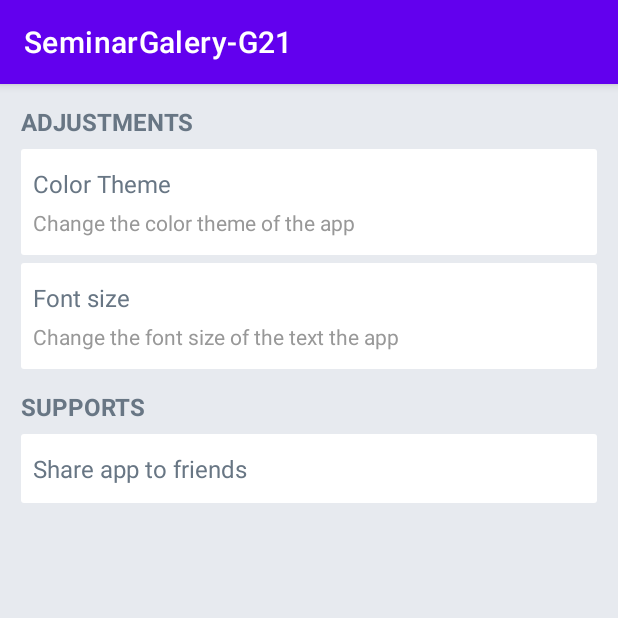
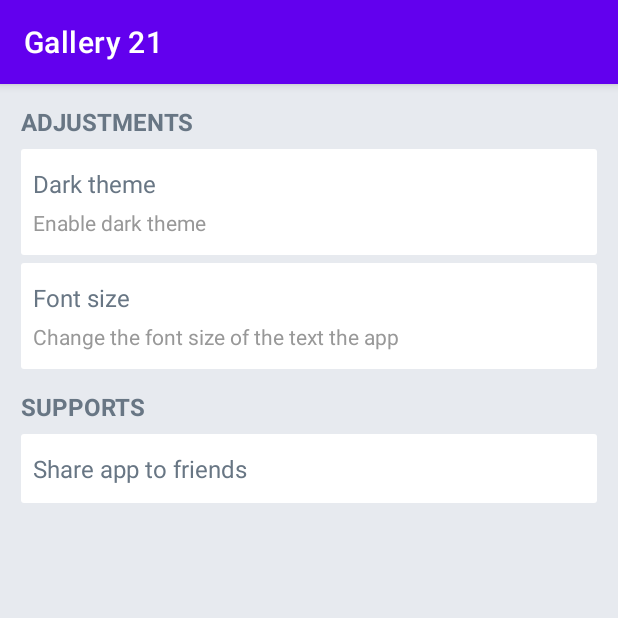
Before and after one commit to dungnguyenq1w2/SeminarMobileApp-G21, an Android app: the SettingsActivity screen opened directly, with no data from a screen before it, on a phone screen of 412 x 824 dp, the top half of it. Run offline under Robolectric (Android 15) with nearby library versions, the phone set to English and light mode, and no system bars.

Commit message:
Add SharedPreferences helper and switch theme app feature

```diff
--- a/app/src/main/AndroidManifest.xml
+++ b/app/src/main/AndroidManifest.xml
@@ -11,7 +11,8 @@
         android:theme="@style/Theme.SeminarGaleryG21">
         <activity
             android:name=".SettingsActivity"
-            android:exported="true" />
+            android:exported="true"
+            android:noHistory="true" />
         <activity
             android:name=".MainActivity"
             android:exported="true">
--- a/app/src/main/java/com/example/seminargalery_g21/SettingsActivity.java
+++ b/app/src/main/java/com/example/seminargalery_g21/SettingsActivity.java
@@ -1,27 +1,64 @@
 package com.example.seminargalery_g21;
 
+import android.content.Context;
 import android.content.Intent;
 import android.os.Bundle;
 import android.view.View;
 import android.widget.LinearLayout;
+import android.widget.TextView;
 
 import androidx.appcompat.app.AppCompatActivity;
+import androidx.appcompat.app.AppCompatDelegate;
+
+import com.example.seminargalery_g21.helper.StateManager;
 
 public class SettingsActivity extends AppCompatActivity {
 
-    private LinearLayout llTheme;
+    private LinearLayout llDarkTheme;
+    private TextView tvDarkTheme;
     private LinearLayout llFontSize;
     private LinearLayout llShare;
+
+    private Context context;
 
     @Override
     protected void onCreate(Bundle savedInstanceState) {
         super.onCreate(savedInstanceState);
         setContentView(R.layout.activity_settings);
 
-        llTheme = (LinearLayout) findViewById(R.id.ll_theme);
+        llDarkTheme = (LinearLayout) findViewById(R.id.ll_dark_theme);
+        tvDarkTheme = (TextView) findViewById(R.id.tv_dark_theme);
         llFontSize = (LinearLayout) findViewById(R.id.ll_font_size);
         llShare = (LinearLayout) findViewById(R.id.ll_share);
 
+        // context dùng để truy xuất, chỉnh sửa SharedPreferences
+        context = SettingsActivity.this;
+
+        // lấy trạng thái theme hiện tại
+        int themeMode = StateManager.getThemeMode(context);
+        if (themeMode == AppCompatDelegate.MODE_NIGHT_NO)
+            tvDarkTheme.setText(R.string.enable_dark_theme);    // nếu đang light theme thì hiện 'Enable dark theme'
+        else
+            tvDarkTheme.setText(R.string.disable_dark_theme);   // nếu đang dark theme thì hiện 'Disable dark theme'
+
+        // sự kiện click vào llDarkTheme để toggle giữa hai trạng thái
+        llDarkTheme.setOnClickListener(new View.OnClickListener() {
+            @Override
+            public void onClick(View view) {
+                if (themeMode == AppCompatDelegate.MODE_NIGHT_NO) {
+                    AppCompatDelegate.setDefaultNightMode(AppCompatDelegate.MODE_NIGHT_YES);
+                    StateManager.setThemeMode(context, AppCompatDelegate.MODE_NIGHT_YES);   // cập nhật trạng thái sang dark
+                    tvDarkTheme.setText(R.string.disable_dark_theme);
+                }
+                else {
+                    AppCompatDelegate.setDefaultNightMode(AppCompatDelegate.MODE_NIGHT_NO);
+                    StateManager.setThemeMode(context, AppCompatDelegate.MODE_NIGHT_NO);    // cập nhật trạng thái sang light
+                    tvDarkTheme.setText(R.string.enable_dark_theme);
+                }
+            }
+        });
+
+        // sự kiện click vào llShare để tiến hành chia sẻ URL của ứng dụng
         llShare.setOnClickListener(new View.OnClickListener() {
             @Override
             public void onClick(View view) {
--- /dev/null
+++ b/app/src/main/java/com/example/seminargalery_g21/helper/StateManager.java
@@ -0,0 +1,25 @@
+package com.example.seminargalery_g21.helper;
+
+import android.content.Context;
+import android.content.SharedPreferences;
+
+public class StateManager {
+
+    private static final String APP_SETTINGS = "com.group21.gallery";
+
+    private StateManager() {}
+
+    private static SharedPreferences getSharedPreferences(Context context) {
+        return context.getSharedPreferences(APP_SETTINGS, Context.MODE_PRIVATE);
+    }
+
+    public static int getThemeMode(Context context) {
+        return getSharedPreferences(context).getInt("THEME_MODE", 1);
+    }
+
+    public static void setThemeMode(Context context, int themeMode) {
+        final SharedPreferences.Editor editor = getSharedPreferences(context).edit();
+        editor.putInt("THEME_MODE", themeMode);
+        editor.apply();
+    }
+}
--- a/app/src/main/res/layout/activity_settings.xml
+++ b/app/src/main/res/layout/activity_settings.xml
@@ -31,7 +31,7 @@
             android:orientation="vertical">
 
             <LinearLayout
-                android:id="@+id/ll_theme"
+                android:id="@+id/ll_dark_theme"
                 android:layout_width="match_parent"
                 android:layout_height="wrap_content"
                 android:layout_marginBottom="@dimen/distance_between_items"
@@ -45,14 +45,15 @@
                     android:layout_marginBottom="@dimen/distance_to_second"
                     android:textColor="@color/dark_gray"
                     android:textSize="@dimen/font_size_list_item_titles"
-                    android:text="@string/color_theme" />
+                    android:text="@string/dark_theme" />
 
                 <TextView
+                    android:id="@+id/tv_dark_theme"
                     android:layout_width="match_parent"
                     android:layout_height="wrap_content"
                     android:textColor="@color/light_gray"
                     android:textSize="@dimen/font_size_captions"
-                    android:text="@string/color_theme_second" />
+                    android:text="@string/enable_dark_theme" />
 
             </LinearLayout>
 
--- a/app/src/main/res/values/strings.xml
+++ b/app/src/main/res/values/strings.xml
@@ -1,10 +1,11 @@
 <resources>
-    <string name="app_name">SeminarGalery-G21</string>
+    <string name="app_name">Gallery 21</string>
 
 <!--    SettingsActivity-->
     <string name="adjustments">Adjustments</string>
-    <string name="color_theme">Color Theme</string>
-    <string name="color_theme_second">Change the color theme of the app</string>
+    <string name="dark_theme">Dark theme</string>
+    <string name="enable_dark_theme">Enable dark theme</string>
+    <string name="disable_dark_theme">Disable dark theme</string>
     <string name="font_size">Font size</string>
     <string name="font_size_second">Change the font size of the text the app</string>
     <string name="supports">Supports</string>
```
Also changed, not shown: app/src/main/java/com/example/seminargalery_g21/MainActivity.java (+18 -0 lines), 1 other file.
